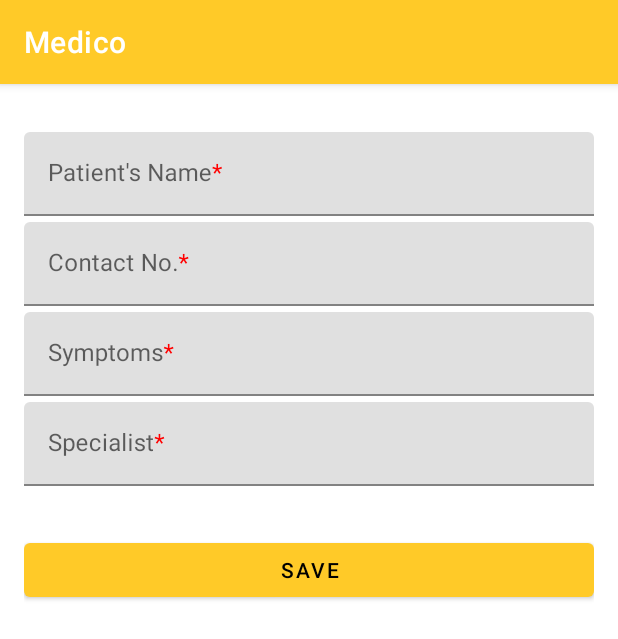
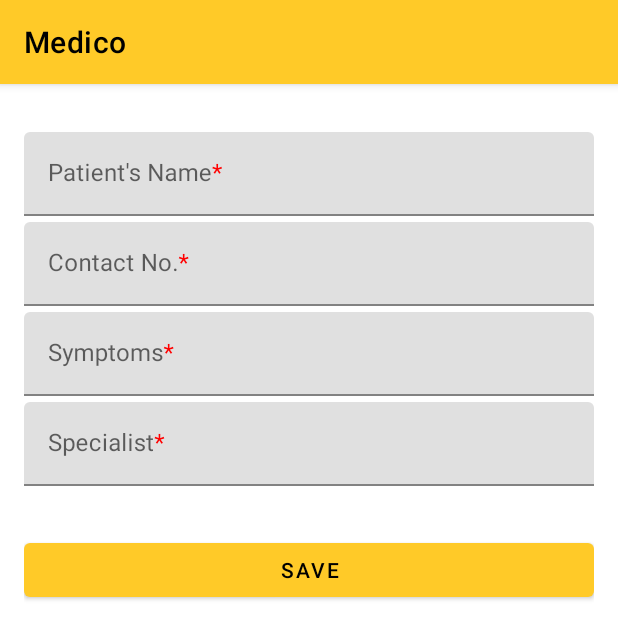
Before and after one commit to maitri-23/Medico, an Android app: the fragment AddCaseFragment placed in its activity, on a phone screen of 412 x 824 dp. Shown: the top 639 px of the screen. Run offline under Robolectric (Android 15) with nearby library versions, the phone set to English and light mode, and no system bars; our stand-ins replace navigation-ui; 2 statements that could not run were skipped.

Commit message:
Minor changes

```diff
--- a/app/src/main/res/layout/case_list.xml
+++ b/app/src/main/res/layout/case_list.xml
@@ -48,7 +48,7 @@
         </TextView>
 
         <TextView
-            android:layout_marginTop="16dp"
+            android:layout_marginTop="8dp"
             android:layout_width="0dp"
             android:layout_height="wrap_content"
             android:id="@+id/symptoms"
@@ -65,6 +65,8 @@
             android:id="@+id/spec"
             android:text="@string/spec_req"
             android:textColor="@color/black"
+            android:textSize="18sp"
+            android:textStyle="bold"
             app:layout_constraintStart_toStartOf="parent"
             app:layout_constraintTop_toBottomOf="@+id/symptoms"
             android:padding="4dp">
--- a/app/src/main/res/layout/fragment_add_case.xml
+++ b/app/src/main/res/layout/fragment_add_case.xml
@@ -43,7 +43,7 @@
                 android:id="@+id/contact"
                 android:layout_width="match_parent"
                 android:layout_height="match_parent"
-                android:inputType="textAutoComplete" />
+                android:inputType="phone" />
         </com.google.android.material.textfield.TextInputLayout>
 
         <com.google.android.material.textfield.TextInputLayout
@@ -60,7 +60,7 @@
                 android:id="@+id/symptoms"
                 android:layout_width="match_parent"
                 android:layout_height="match_parent"
-                android:inputType="text" />
+                android:inputType="textMultiLine" />
         </com.google.android.material.textfield.TextInputLayout>
 
         <com.google.android.material.textfield.TextInputLayout
--- a/app/src/main/res/values/strings.xml
+++ b/app/src/main/res/values/strings.xml
@@ -1,5 +1,5 @@
 <resources>
-    <string name="app_name">Medico</string>
+    <string name="app_name"><font color='@colors/sec_dark'>Medico</font></string>
 
     <string name="name_req">Patient\'s Name<font color='#FF0000'>*</font></string>
     <string name="contact_req">Contact No.<font color='#FF0000'>*</font></string>
```
